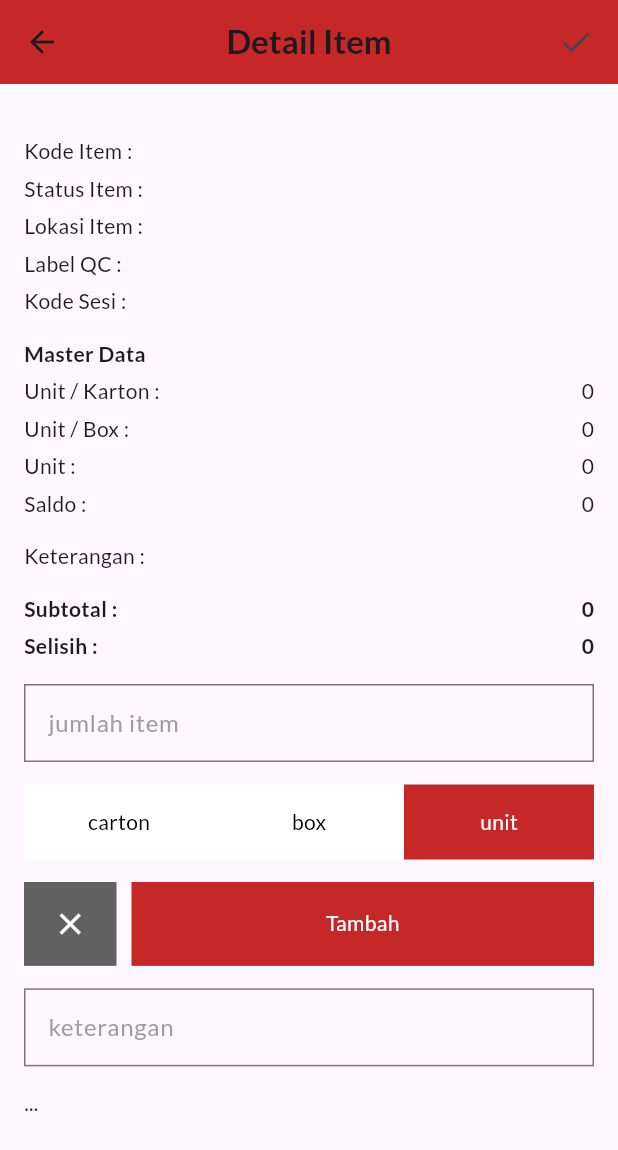
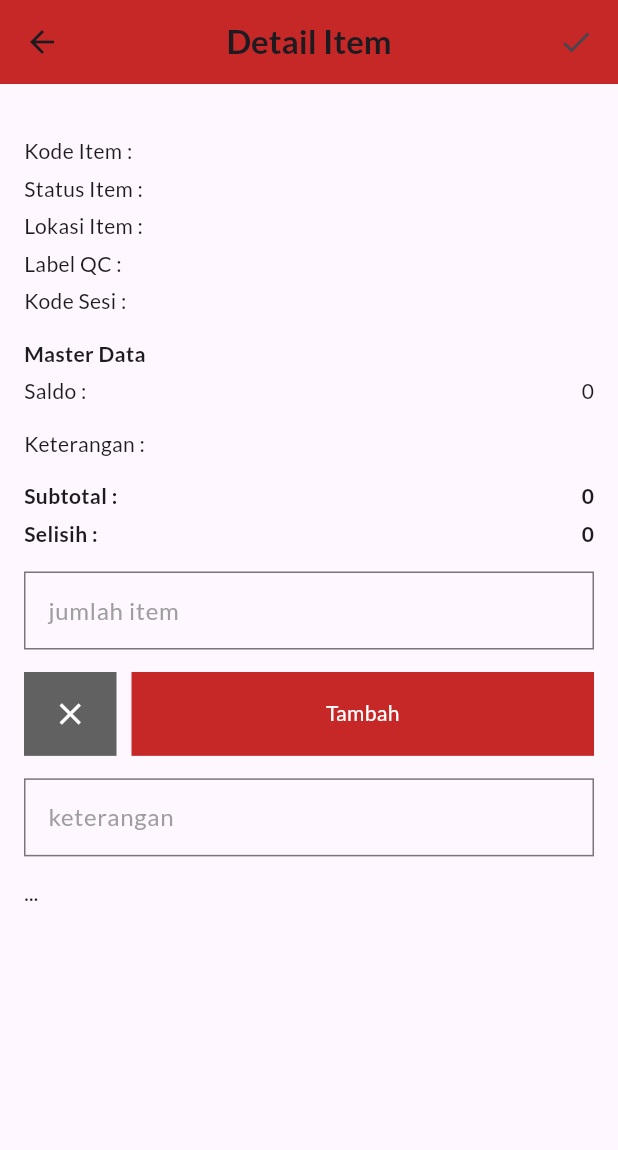
Before and after one commit to agdakapareski/SOAPP_GBB, a Flutter app: the DetailCountPage screen opened directly with empty values, after a tap on "Tambah", on a phone screen of 412 x 824 dp. Shown: the top 1150 px of the screen. Run offline on Flutter 3.47's test engine with Material 3 defaults, Android fonts, the phone set to English and light mode, and no system bars; our stand-ins replace csv, file_picker, permission_handler, sqflite; accounts and stored records are empty.

Commit message:
fix(stock_count): fix logic label_qc, hide carton unit box & fix perhitungan stock

```diff
--- a/lib/detail_count_page.dart
+++ b/lib/detail_count_page.dart
@@ -17,9 +17,9 @@ class DetailCountPage extends StatefulWidget {
   final String? kodeItem;
   final String? namaItem;
   final String? kodeSesi;
-  final int? carton;
-  final int? box;
-  final int? unit;
+  // final int? carton;
+  // final int? box;
+  // final int? unit;
   final int? saldoItem;
   final int? hitung;
   final int? status;
@@ -34,9 +34,9 @@ class DetailCountPage extends StatefulWidget {
       this.kodeItem,
       this.namaItem,
       this.kodeSesi,
-      this.carton,
-      this.box,
-      this.unit,
+      // this.carton,
+      // this.box,
+      // this.unit,
       this.saldoItem,
       this.hitung,
       this.status,
@@ -160,9 +160,9 @@ class _DetailCountPageState extends State<DetailCountPage> {
                   kodeItem: widget.kodeItem,
                   namaItem: widget.namaItem,
                   kodeSesi: widget.kodeSesi,
-                  carton: widget.carton,
-                  box: widget.box,
-                  unit: widget.unit,
+                  // carton: widget.carton,
+                  // box: widget.box,
+                  // unit: widget.unit,
                   saldoItem: widget.saldoItem,
                   hitung: subtotal,
                   selisih: selisih,
@@ -256,36 +256,36 @@ class _DetailCountPageState extends State<DetailCountPage> {
             'Master Data',
             style: TextStyle(fontWeight: FontWeight.bold),
           ),
-          const SizedBox(
-            height: 5,
-          ),
-          Row(
-            mainAxisAlignment: MainAxisAlignment.spaceBetween,
-            children: [
-              const Text('Unit / Karton :'),
-              Text('${widget.carton!}'),
-            ],
-          ),
-          const SizedBox(
-            height: 5,
-          ),
-          Row(
-            mainAxisAlignment: MainAxisAlignment.spaceBetween,
-            children: [
-              const Text('Unit / Box :'),
-              Text('${widget.box!}'),
-            ],
-          ),
-          const SizedBox(
-            height: 5,
-          ),
-          Row(
-            mainAxisAlignment: MainAxisAlignment.spaceBetween,
-            children: [
-              const Text('Unit :'),
-              Text('${widget.unit!}'),
-            ],
-          ),
+          // const SizedBox(
+          //   height: 5,
+          // ),
+          // Row(
+          //   mainAxisAlignment: MainAxisAlignment.spaceBetween,
+          //   children: [
+          //     const Text('Unit / Karton :'),
+          //     Text('${widget.carton!}'),
+          //   ],
+          // ),
+          // const SizedBox(
+          //   height: 5,
+          // ),
+          // Row(
+          //   mainAxisAlignment: MainAxisAlignment.spaceBetween,
+          //   children: [
+          //     const Text('Unit / Box :'),
+          //     Text('${widget.box!}'),
+          //   ],
+          // ),
+          // const SizedBox(
+          //   height: 5,
+          // ),
+          // Row(
+          //   mainAxisAlignment: MainAxisAlignment.spaceBetween,
+          //   children: [
+          //     const Text('Unit :'),
+          //     Text('${widget.unit!}'),
+          //   ],
+          // ),
           const SizedBox(
             height: 5,
           ),
@@ -349,82 +349,82 @@ class _DetailCountPageState extends State<DetailCountPage> {
                 controller: jumlahController,
                 keyboardType: TextInputType.number,
               ),
-              const SizedBox(
-                height: 15,
-              ),
-              Row(
-                children: [
-                  Expanded(
-                    child: GestureDetector(
-                      onTap: () {
-                        setState(() {
-                          satuanFlag = 3;
-                        });
-                      },
-                      child: Container(
-                        color: satuanFlag == 3 ? warnaUtama : Colors.white,
-                        height: 50,
-                        child: Center(
-                          child: Text(
-                            'carton',
-                            style: TextStyle(
-                              color: satuanFlag == 3
-                                  ? Colors.grey[50]
-                                  : Colors.black,
-                            ),
-                          ),
-                        ),
-                      ),
-                    ),
-                  ),
-                  Expanded(
-                    child: GestureDetector(
-                      onTap: () {
-                        setState(() {
-                          satuanFlag = 2;
-                        });
-                      },
-                      child: Container(
-                        color: satuanFlag == 2 ? warnaUtama : Colors.white,
-                        height: 50,
-                        child: Center(
-                          child: Text(
-                            'box',
-                            style: TextStyle(
-                              color: satuanFlag == 2
-                                  ? Colors.grey[50]
-                                  : Colors.black,
-                            ),
-                          ),
-                        ),
-                      ),
-                    ),
-                  ),
-                  Expanded(
-                    child: GestureDetector(
-                      onTap: () {
-                        setState(() {
-                          satuanFlag = 1;
-                        });
-                      },
-                      child: Container(
-                        color: satuanFlag == 1 ? warnaUtama : Colors.white,
-                        height: 50,
-                        child: Center(
-                          child: Text(
-                            'unit',
-                            style: TextStyle(
-                              color: satuanFlag == 1
-                                  ? Colors.grey[50]
-                                  : Colors.black,
-                            ),
-                          ),
-                        ),
-                      ),
-                    ),
-                  ),
-                ],
-              ),
+              // const SizedBox(
+              //   height: 15,
+              // ),
+              // Row(
+              //   children: [
+              //     Expanded(
+              //       child: GestureDetector(
+              //         onTap: () {
+              //           setState(() {
+              //             satuanFlag = 3;
+              //           });
+              //         },
+              //         child: Container(
+              //           color: satuanFlag == 3 ? warnaUtama : Colors.white,
+              //           height: 50,
+              //           child: Center(
+              //             child: Text(
+              //               'carton',
+              //               style: TextStyle(
+              //                 color: satuanFlag == 3
+              //                     ? Colors.grey[50]
+              //                     : Colors.black,
+              //               ),
+              //             ),
+              //           ),
+              //         ),
+              //       ),
+              //     ),
+              //     Expanded(
+              //       child: GestureDetector(
+              //         onTap: () {
+              //           setState(() {
+              //             satuanFlag = 2;
+              //           });
+              //         },
+              //         child: Container(
+              //           color: satuanFlag == 2 ? warnaUtama : Colors.white,
+              //           height: 50,
+              //           child: Center(
+              //             child: Text(
+              //               'box',
+              //               style: TextStyle(
+              //                 color: satuanFlag == 2
+              //                     ? Colors.grey[50]
+              //                     : Colors.black,
+              //               ),
+              //             ),
+              //           ),
+              //         ),
+              //       ),
+              //     ),
+              //     Expanded(
+              //       child: GestureDetector(
+              //         onTap: () {
+              //           setState(() {
+              //             satuanFlag = 1;
+              //           });
+              //         },
+              //         child: Container(
+              //           color: satuanFlag == 1 ? warnaUtama : Colors.white,
+              //           height: 50,
+              //           child: Center(
+              //             child: Text(
+              //               'unit',
+              //               style: TextStyle(
+              //                 color: satuanFlag == 1
+              //                     ? Colors.grey[50]
+              //                     : Colors.black,
+              //               ),
+              //             ),
+              //           ),
+              //         ),
+              //       ),
+              //     ),
+              //   ],
+              // ),
             ],
           ),
           const SizedBox(
@@ -514,20 +514,20 @@ class _DetailCountPageState extends State<DetailCountPage> {
                     Histori h = Histori();
                     setState(() {
                       if (jumlahController.text != '') {
-                        if (satuanFlag == 1) {
-                          subtotal = subtotal +
-                              (int.parse(jumlahController.text) * widget.unit!);
-                          h.satuan = 'unit';
-                        } else if (satuanFlag == 2) {
-                          subtotal = subtotal +
-                              (int.parse(jumlahController.text) * widget.box!);
-                          h.satuan = 'box';
-                        } else {
-                          subtotal = subtotal +
-                              (int.parse(jumlahController.text) *
-                                  widget.carton!);
-                          h.satuan = 'carton';
-                        }
+                        // if (satuanFlag == 1) {
+                        subtotal =
+                            subtotal + (int.parse(jumlahController.text));
+                        //   h.satuan = 'unit';
+                        // } else if (satuanFlag == 2) {
+                        //   subtotal = subtotal +
+                        //       (int.parse(jumlahController.text) * widget.box!);
+                        //   h.satuan = 'box';
+                        // } else {
+                        //   subtotal = subtotal +
+                        //       (int.parse(jumlahController.text) *
+                        //           widget.carton!);
+                        //   h.satuan = 'carton';
+                        // }
                         selisih = subtotal - widget.saldoItem!;
                         historiProvider.saveHistori(
                           Histori(
@@ -586,12 +586,12 @@ class _DetailCountPageState extends State<DetailCountPage> {
                                     color: Colors.white,
                                   ),
                                 ),
-                                Text(
-                                  histori.satuan!,
-                                  style: const TextStyle(
-                                    color: Colors.white,
-                                  ),
-                                ),
+                                // Text(
+                                //   histori.satuan!,
+                                //   style: const TextStyle(
+                                //     color: Colors.white,
+                                //   ),
+                                // ),
                               ],
                             ),
                           ),
--- a/lib/home_page.dart
+++ b/lib/home_page.dart
@@ -86,13 +86,13 @@ class _HomePageState extends State<HomePage> {
       Item a = Item(
         kodeItem: item[0],
         namaItem: item[1],
-        carton: item[2].runtimeType == String ? int.parse(item[2]) : item[2],
-        box: item[3].runtimeType == String ? int.parse(item[3]) : item[3],
-        unit: item[4].runtimeType == String ? int.parse(item[4]) : item[4],
-        saldoItem: item[5].runtimeType == String ? int.parse(item[5]) : item[5],
-        statusBarang: item[6],
-        lokasi: item[7],
-        labelQc: item[8],
+        // carton: item[2].runtimeType == String ? int.parse(item[2]) : item[2],
+        // box: item[3].runtimeType == String ? int.parse(item[3]) : item[3],
+        // unit: item[4].runtimeType == String ? int.parse(item[4]) : item[4],
+        saldoItem: item[2].runtimeType == String ? int.parse(item[2]) : item[2],
+        statusBarang: item[3],
+        lokasi: item[4],
+        labelQc: item[5].runtimeType == int ? item[5].toString() : item[5],
       );
 
       setState(() {
--- a/lib/input_session_page.dart
+++ b/lib/input_session_page.dart
@@ -126,9 +126,9 @@ class _InputSessionPageState extends State<InputSessionPage> {
                     kodeItem: d.kodeItem,
                     namaItem: d.namaItem,
                     kodeSesi: idController.text,
-                    carton: d.carton,
-                    box: d.box,
-                    unit: d.unit,
+                    // carton: d.carton,
+                    // box: d.box,
+                    // unit: d.unit,
                     saldoItem: d.saldoItem,
                     hitung: 0,
                     selisih: 0 - d.saldoItem!,
--- a/lib/model/item_count_model.dart
+++ b/lib/model/item_count_model.dart
@@ -4,9 +4,9 @@ class ItemCount {
   String? kodeItem;
   String? namaItem;
   String? kodeSesi;
-  int? carton;
-  int? box;
-  int? unit;
+  // int? carton;
+  // int? box;
+  // int? unit;
   int? saldoItem;
   int? hitung;
   int? selisih;
@@ -22,9 +22,9 @@ class ItemCount {
     this.kodeItem,
     this.namaItem,
     this.kodeSesi,
-    this.carton,
-    this.box,
-    this.unit,
+    // this.carton,
+    // this.box,
+    // this.unit,
     this.saldoItem,
     this.hitung,
     this.selisih,
@@ -41,9 +41,9 @@ class ItemCount {
         'kode_item': kodeItem,
         'nama_item': namaItem,
         'kode_sesi': kodeSesi,
-        'carton': carton,
-        'box': box,
-        'unit': unit,
+        // 'carton': carton,
+        // 'box': box,
+        // 'unit': unit,
         'saldo_item': saldoItem,
         'hitung': hitung,
         'selisih': selisih,
@@ -60,9 +60,9 @@ class ItemCount {
         kodeItem: json['kode_item'],
         namaItem: json['nama_item'],
         kodeSesi: json['kode_sesi'],
-        carton: json['carton'],
-        box: json['box'],
-        unit: json['unit'],
+        // carton: json['carton'],
+        // box: json['box'],
+        // unit: json['unit'],
         saldoItem: json['saldo_item'],
         hitung: json['hitung'],
         selisih: json['selisih'],
--- a/lib/model/item_model.dart
+++ b/lib/model/item_model.dart
@@ -1,9 +1,9 @@
 class Item {
   String? kodeItem;
   String? namaItem;
-  int? carton;
-  int? box;
-  int? unit;
+  // int? carton;
+  // int? box;
+  // int? unit;
   int? saldoItem;
   String? statusBarang;
   String? lokasi;
@@ -12,9 +12,9 @@ class Item {
   Item({
     this.kodeItem,
     this.namaItem,
-    this.carton,
-    this.box,
-    this.unit,
+    // this.carton,
+    // this.box,
+    // this.unit,
     this.saldoItem,
     this.statusBarang,
     this.lokasi,
--- a/lib/stock_count_page.dart
+++ b/lib/stock_count_page.dart
@@ -401,9 +401,9 @@ class _StockCountPageState extends State<StockCountPage> {
                 item.kodeItem,
                 item.namaItem,
                 item.kodeSesi,
-                item.carton,
-                item.box,
-                item.unit,
+                // item.carton,
+                // item.box,
+                // item.unit,
                 item.saldoItem,
                 item.hitung,
                 item.status,
```
